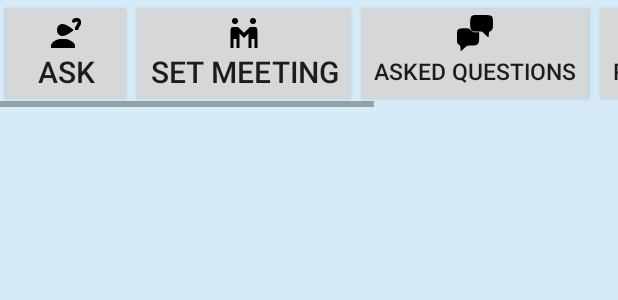
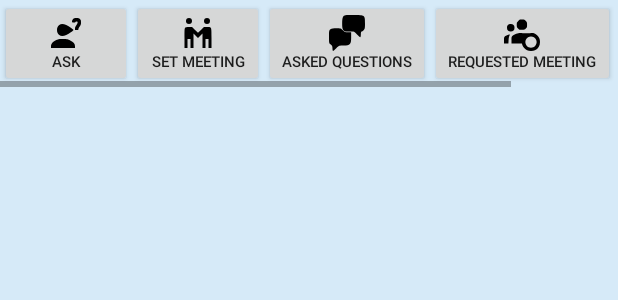
Before and after one commit to pratap47/Disha, an Android app: the layout activity_student_dashboard.xml on its own in the app's theme, with its tools: preview values and no code run, on a phone screen of 412 x 824 dp. Shown: the top 300 px of the screen. Run offline under Robolectric (Android 15) with nearby library versions, the phone set to English and light mode, and no system bars.

Commit message:
bug fixed

```diff
--- a/app/src/main/res/layout/activity_student_dashboard.xml
+++ b/app/src/main/res/layout/activity_student_dashboard.xml
@@ -29,7 +29,7 @@
                     android:id="@+id/btnAsk"
                     android:layout_gravity="center"
                     android:text="Ask"
-                    android:textSize="20sp"/>
+                    android:textSize="10sp"/>
 
                 <Button
                     android:layout_width="0dp"
@@ -38,7 +38,7 @@
                     android:id="@+id/btnMeet"
                     android:drawableTop="@drawable/ic_set_meeting"
                     android:text="Set Meeting"
-                    android:textSize="20sp"/>
+                    android:textSize="10sp"/>
                 <Button
                     android:layout_width="0dp"
                     android:layout_height="match_parent"
@@ -46,7 +46,7 @@
                     android:drawableTop="@drawable/ic_asked_question"
                     android:id="@+id/btnMyQues"
                     android:text="Asked Questions"
-                    android:textSize="15sp"/>
+                    android:textSize="10sp"/>
                 <Button
                     android:layout_width="0dp"
                     android:layout_height="match_parent"
@@ -54,14 +54,14 @@
                     android:id="@+id/btnReq"
                     android:text="Requested Meeting"
                     android:drawableTop="@drawable/ic_icons8_appointment_scheduling_96"
-                    android:textSize="15sp"/>
+                    android:textSize="10sp"/>
                 <Button
                     android:layout_width="0dp"
                     android:layout_height="match_parent"
                     android:layout_weight="1"
                     android:drawableTop="@drawable/ic_donate"
                     android:text="Donate us"
-                    android:textSize="15sp"/>
+                    android:textSize="10sp"/>
             </LinearLayout>
 
         </HorizontalScrollView>
--- a/app/src/main/res/layout/prof_list.xml
+++ b/app/src/main/res/layout/prof_list.xml
@@ -8,6 +8,7 @@
     <android.support.v7.widget.CardView
         android:layout_width="match_parent"
         android:layout_height="wrap_content"
+        android:id="@+id/cardViewProf"
         android:layout_marginTop="7dp"
         android:layout_marginLeft="7dp"
         android:layout_marginRight="7dp">
@@ -44,6 +45,11 @@
             android:id="@+id/txtResearch"
             android:layout_height="wrap_content"
             />
+        <Button
+            android:layout_width="match_parent"
+            android:layout_height="wrap_content"
+            android:text="hi"
+            android:id="@+id/btnAskAdap"/>
 
 
     </LinearLayout>
```
Also changed, not shown: app/src/main/AndroidManifest.xml (+7 -7 lines), app/src/main/java/test/com/disha/ProfListAdapter.java (+21 -21 lines).
